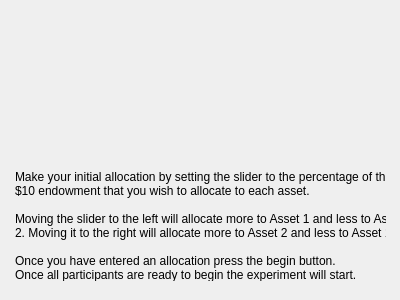
First picture: the form in MarketSimulation/instructionscreen2.ui, repository dwattttt/marketsim, before the edit.
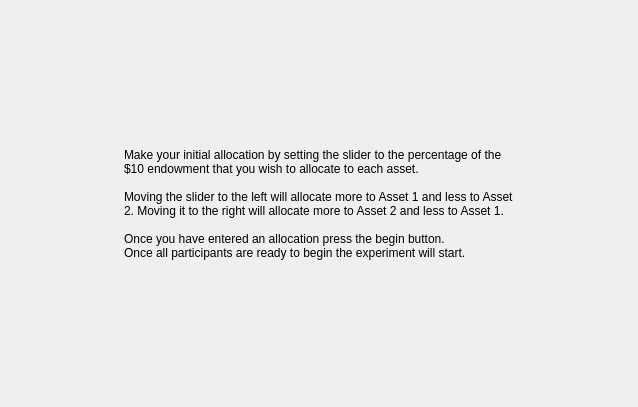
Second picture: the form after the edit.

Commit message: Updated the layouts on the ui screens. Should be a bit nicer.

```diff
--- a/MarketSimulation/instructionscreen2.ui
+++ b/MarketSimulation/instructionscreen2.ui
@@ -6,24 +6,46 @@
    <rect>
     <x>0</x>
     <y>0</y>
-    <width>400</width>
-    <height>300</height>
+    <width>638</width>
+    <height>407</height>
    </rect>
   </property>
   <property name="windowTitle">
    <string>Form</string>
   </property>
-  <widget class="QLabel" name="label">
-   <property name="geometry">
-    <rect>
-     <x>15</x>
-     <y>170</y>
-     <width>371</width>
-     <height>111</height>
-    </rect>
-   </property>
-   <property name="text">
-    <string>Make your initial allocation by setting the slider to the percentage of the
+  <layout class="QHBoxLayout" name="horizontalLayout">
+   <item>
+    <spacer name="horizontalSpacer">
+     <property name="orientation">
+      <enum>Qt::Horizontal</enum>
+     </property>
+     <property name="sizeHint" stdset="0">
+      <size>
+       <width>68</width>
+       <height>20</height>
+      </size>
+     </property>
+    </spacer>
+   </item>
+   <item>
+    <layout class="QVBoxLayout" name="verticalLayout">
+     <item>
+      <spacer name="verticalSpacer_2">
+       <property name="orientation">
+        <enum>Qt::Vertical</enum>
+       </property>
+       <property name="sizeHint" stdset="0">
+        <size>
+         <width>20</width>
+         <height>40</height>
+        </size>
+       </property>
+      </spacer>
+     </item>
+     <item>
+      <widget class="QLabel" name="label">
+       <property name="text">
+        <string>Make your initial allocation by setting the slider to the percentage of the
 $10 endowment that you wish to allocate to each asset.
 
 Moving the slider to the left will allocate more to Asset 1 and less to Asset
@@ -31,8 +53,38 @@
 
 Once you have entered an allocation press the begin button.
 Once all participants are ready to begin the experiment will start.</string>
-   </property>
-  </widget>
+       </property>
+      </widget>
+     </item>
+     <item>
+      <spacer name="verticalSpacer">
+       <property name="orientation">
+        <enum>Qt::Vertical</enum>
+       </property>
+       <property name="sizeHint" stdset="0">
+        <size>
+         <width>20</width>
+         <height>40</height>
+        </size>
+       </property>
+      </spacer>
+     </item>
+    </layout>
+   </item>
+   <item>
+    <spacer name="horizontalSpacer_2">
+     <property name="orientation">
+      <enum>Qt::Horizontal</enum>
+     </property>
+     <property name="sizeHint" stdset="0">
+      <size>
+       <width>67</width>
+       <height>20</height>
+      </size>
+     </property>
+    </spacer>
+   </item>
+  </layout>
  </widget>
  <resources/>
  <connections/>
```
The commit also changes 14 other files.
